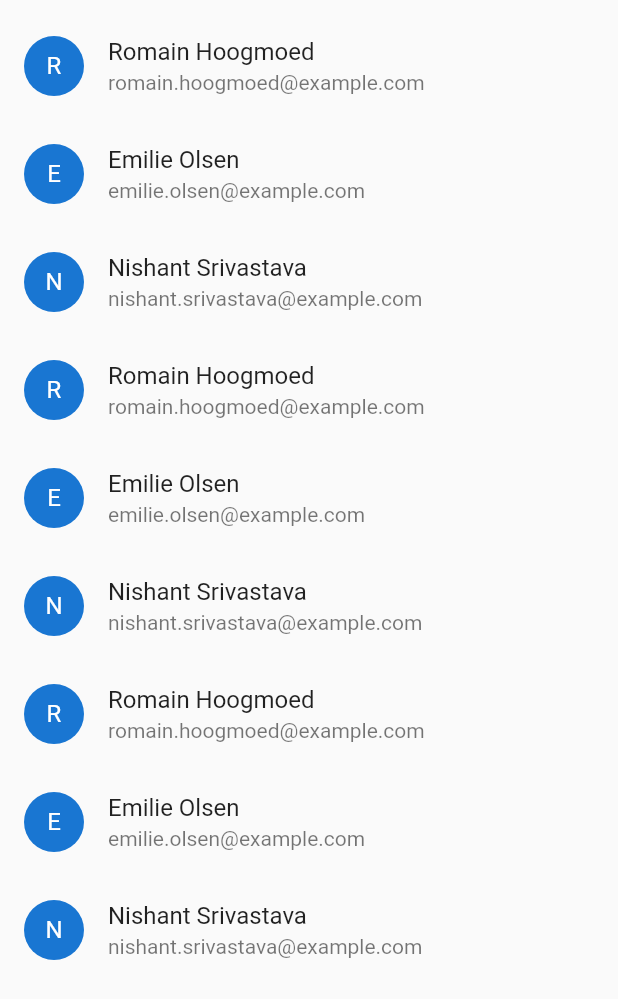
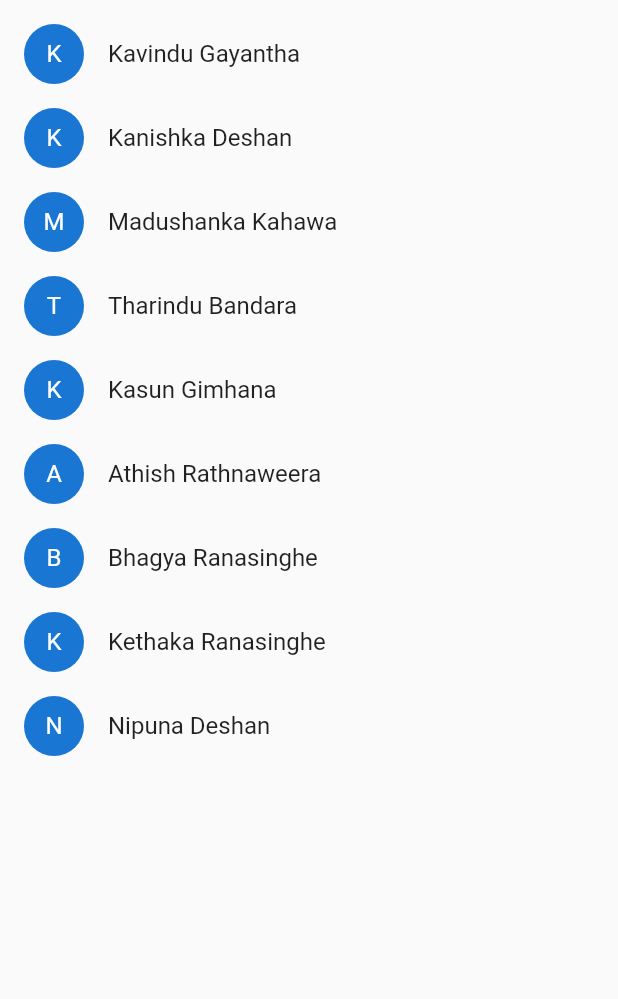
Before and after one commit to Kavindu-Gayantha/Badminton-2020, a Flutter app: the TabBoys screen opened directly, on a phone screen of 412 x 824 dp. Shown: the top 999 px of the screen. Run offline on Flutter 3.47's test engine with Material 2 defaults, Android fonts, the phone set to English and light mode, and no system bars.

Commit message:
some changes in contact list, removed email

```diff
--- a/badminton2020/lib/UI/Tabs/TabBoys/tabBoys.dart
+++ b/badminton2020/lib/UI/Tabs/TabBoys/tabBoys.dart
@@ -9,23 +9,23 @@ class TabBoys extends StatelessWidget {
 
         return <ContactModal>[
               const ContactModal(
-                  fullName: 'Romain Hoogmoed', email: 'romain.hoogmoed@example.com'),
+                  fullName: 'Kavindu Gayantha'),
               const ContactModal(
-                  fullName: 'Emilie Olsen', email: 'emilie.olsen@example.com'),
+                  fullName: 'Kanishka Deshan'),
               const ContactModal(
-                  fullName: 'Nishant Srivastava', email: 'nishant.srivastava@example.com'),
+                  fullName: 'Madushanka Kahawa'),
               const ContactModal(
-                  fullName: 'Romain Hoogmoed', email: 'romain.hoogmoed@example.com'),
+                  fullName: 'Tharindu Bandara'),
               const ContactModal(
-                  fullName: 'Emilie Olsen', email: 'emilie.olsen@example.com'),
+                  fullName: 'Kasun Gimhana'),
               const ContactModal(
-                  fullName: 'Nishant Srivastava', email: 'nishant.srivastava@example.com'),
+                  fullName: 'Athish Rathnaweera'),
               const ContactModal(
-                  fullName: 'Romain Hoogmoed', email: 'romain.hoogmoed@example.com'),
+                  fullName: 'Bhagya Ranasinghe'),
               const ContactModal(
-                  fullName: 'Emilie Olsen', email: 'emilie.olsen@example.com'),
+                  fullName: 'Kethaka Ranasinghe'),
               const ContactModal(
-                  fullName: 'Nishant Srivastava', email: 'nishant.srivastava@example.com'),
+                  fullName: 'Nipuna Deshan'),
             ];
 
 
--- a/badminton2020/lib/UI/Tabs/contactlist/contact_list_item.dart
+++ b/badminton2020/lib/UI/Tabs/contactlist/contact_list_item.dart
@@ -10,7 +10,7 @@ class ContactListItem extends StatelessWidget {
   Widget build(BuildContext context) {
     return ListTile(
         leading: CircleAvatar(child: Text(_contactModal.fullName[0])),
-        title: Text(_contactModal.fullName),
-        subtitle: Text(_contactModal.email));
+        title: Text(_contactModal.fullName));
+        // subtitle: Text(_contactModal.email));
   }
 }
```
